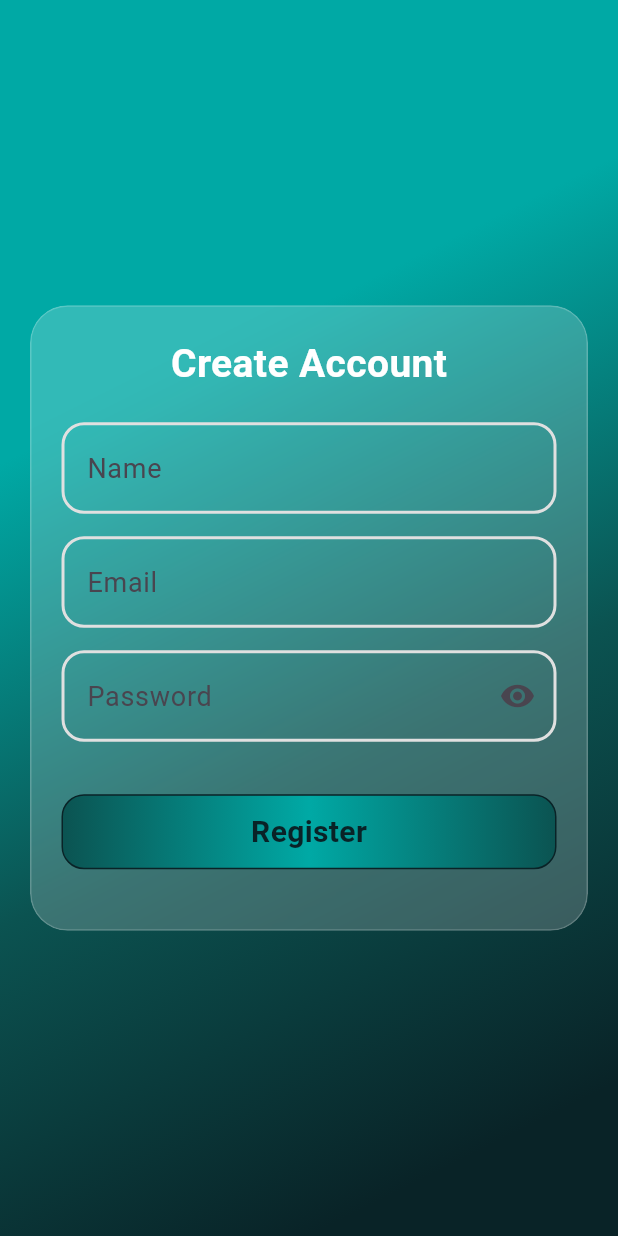
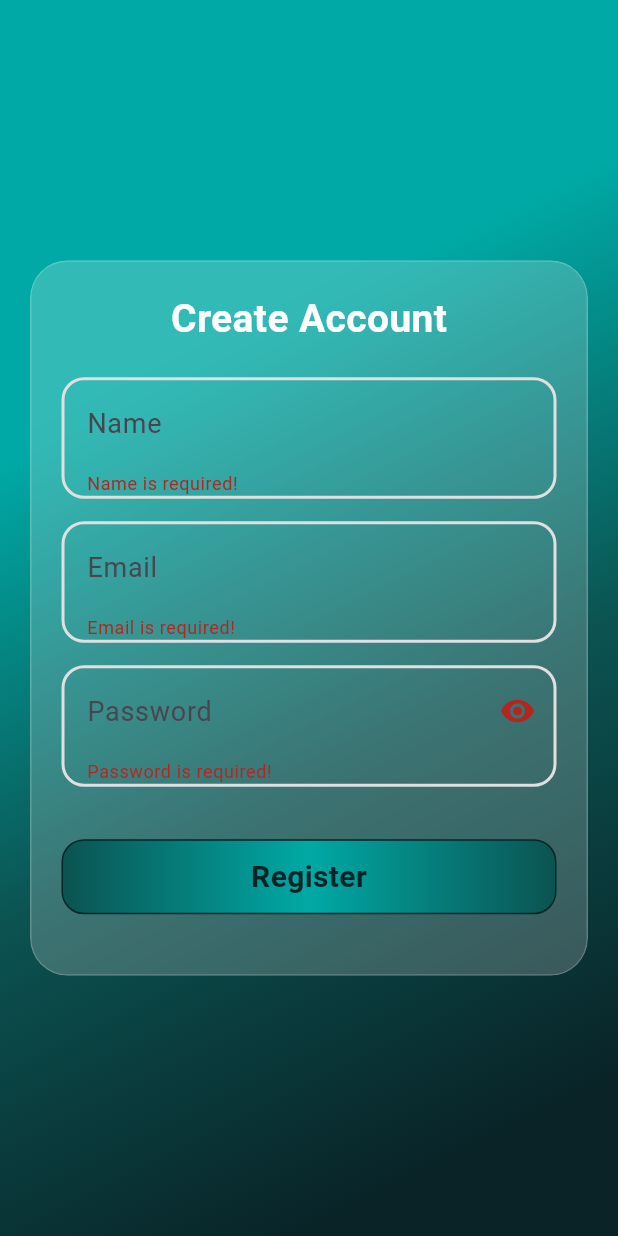
Before and after one commit to sokeb/simple_registration_app, a Flutter app: the screen it shows after launch, after a tap on "Register", on a phone screen of 412 x 824 dp. Run offline on Flutter 3.47's test engine with Material 3 defaults, Android fonts, the phone set to English and light mode, and no system bars; our stand-ins replace animate_do, bloc, equatable, flutter_bloc; generated files the repository leaves out were written again.

Commit message:
chore: implement bloC

```diff
--- a/lib/app/view/app.dart
+++ b/lib/app/view/app.dart
@@ -16,7 +16,7 @@ class App extends StatelessWidget {
       ),
       localizationsDelegates: AppLocalizations.localizationsDelegates,
       supportedLocales: AppLocalizations.supportedLocales,
-      home: RegistrationView(),
+      home: const RegistrationPage(),
     );
   }
 }
--- /dev/null
+++ b/lib/features/auth/data/models/user_model.dart
@@ -0,0 +1,36 @@
+import 'package:equatable/equatable.dart';
+
+class UserModel extends Equatable {
+  const UserModel({
+    required this.name,
+    required this.email,
+    required this.password,
+  });
+
+  final String name;
+  final String email;
+  final String password;
+
+  Map<String, dynamic> toJson() {
+    return {
+      'name': name,
+      'email': email,
+      'password': password,
+    };
+  }
+
+  @override
+  List<Object> get props => [name, email, password];
+
+  UserModel copyWith({
+    String? name,
+    String? email,
+    String? password,
+  }) {
+    return UserModel(
+      name: name ?? this.name,
+      email: email ?? this.email,
+      password: password ?? this.password,
+    );
+  }
+}
--- /dev/null
+++ b/lib/features/auth/presentation/registration/bloc/registration_bloc.dart
@@ -0,0 +1,24 @@
+import 'package:bloc/bloc.dart';
+import 'package:equatable/equatable.dart';
+
+part 'registration_event.dart';
+part 'registration_state.dart';
+
+class RegistrationBloc extends Bloc<RegistrationEvent, RegistrationState> {
+  RegistrationBloc() : super(const RegistrationState()) {
+    on<OnRegistration>(_onContinuePressed);
+  }
+
+  Future<void> _onContinuePressed(
+      OnRegistration event,
+      Emitter<RegistrationState> emit,
+      ) async {
+    emit(
+      state.copyWith(
+        status: .loading,
+        statusMsg: '',
+      ),
+    );
+    print(['name ==> ${event.name}', 'email ==> ${event.email}', 'password ==> ${event.password}']);
+  }
+}
--- /dev/null
+++ b/lib/features/auth/presentation/registration/bloc/registration_event.dart
@@ -0,0 +1,31 @@
+part of 'registration_bloc.dart';
+
+sealed class RegistrationEvent extends Equatable {
+  const RegistrationEvent();
+
+  @override
+  List<Object> get props => [];
+}
+
+final class OnRegistration extends RegistrationEvent {
+  const OnRegistration({
+    required this.name,
+    required this.email,
+    required this.password,
+  });
+
+  final String name;
+  final String email;
+  final String password;
+
+  @override
+  List<Object> get props => [name, email, password];
+
+}
+
+
+final class RegisterError extends RegistrationEvent {
+  const RegisterError(this.message);
+
+  final String message;
+}
--- /dev/null
+++ b/lib/features/auth/presentation/registration/bloc/registration_state.dart
@@ -0,0 +1,28 @@
+part of 'registration_bloc.dart';
+
+enum RegistrationStatus { initial, loading, success, failure }
+
+final class RegistrationState extends Equatable {
+  const RegistrationState({
+    this.status = RegistrationStatus.loading,
+    this.statusMsg = '',
+  });
+
+  final RegistrationStatus status;
+  final String statusMsg;
+
+  RegistrationState copyWith({
+    RegistrationStatus? status,
+
+    String? statusMsg,
+  }) {
+    return RegistrationState(
+      status: status ?? this.status,
+
+      statusMsg: statusMsg ?? this.statusMsg,
+    );
+  }
+
+  @override
+  List<Object> get props => [status, statusMsg];
+}
--- a/lib/features/auth/presentation/registration/registration.dart
+++ b/lib/features/auth/presentation/registration/registration.dart
@@ -1,2 +1,4 @@
 //GENERATED BARREL FILE
+export './bloc/registration_bloc.dart';
+export './view/registration_page.dart';
 export './view/registration_view.dart';
--- /dev/null
+++ b/lib/features/auth/presentation/registration/view/registration_page.dart
@@ -0,0 +1,15 @@
+import 'package:flutter/material.dart';
+import 'package:flutter_bloc/flutter_bloc.dart';
+import 'package:simple_registration_app/features/auth/presentation/registration/registration.dart';
+
+class RegistrationPage extends StatelessWidget {
+  const RegistrationPage({super.key});
+
+  @override
+  Widget build(BuildContext context) {
+    return BlocProvider(
+      create: (context) => RegistrationBloc(),
+      child: const RegistrationView(),
+    );
+  }
+}
--- a/lib/features/auth/presentation/registration/view/registration_view.dart
+++ b/lib/features/auth/presentation/registration/view/registration_view.dart
@@ -1,16 +1,36 @@
 import 'package:animate_do/animate_do.dart';
 import 'package:flutter/material.dart';
+import 'package:flutter_bloc/flutter_bloc.dart';
+import 'package:simple_registration_app/features/auth/presentation/registration/registration.dart';
 import 'package:simple_registration_app/features/auth/widgets/widgets.dart';
 
-class RegistrationView extends StatelessWidget {
-  RegistrationView({super.key});
+class RegistrationView extends StatefulWidget {
+  const RegistrationView({super.key});
 
-  final nameController = TextEditingController();
-  final emailController = TextEditingController();
-  final passController = TextEditingController();
+  @override
+  State<RegistrationView> createState() => _RegistrationViewState();
+}
+
+class _RegistrationViewState extends State<RegistrationView>
+    with PartyValidator {
+  final TextEditingController _nameController = TextEditingController();
+
+  final TextEditingController _emailController = TextEditingController();
+
+  final TextEditingController _passController = TextEditingController();
+  final _formKey = GlobalKey<FormState>();
+
+  @override
+  void dispose() {
+    super.dispose();
+    _nameController.dispose();
+    _emailController.dispose();
+    _passController.dispose();
+  }
 
   @override
   Widget build(BuildContext context) {
+    final bloc = context.read<RegistrationBloc>;
     return Scaffold(
       body: Background(
         child: Center(
@@ -19,6 +39,8 @@ class RegistrationView extends StatelessWidget {
               child: Padding(
                 padding: const EdgeInsets.all(20),
                 child: GlassCard(
+                  child: Form(
+                    key: _formKey,
                     child: Column(
                       mainAxisSize: MainAxisSize.min,
                       children: [
@@ -37,15 +59,18 @@ class RegistrationView extends StatelessWidget {
 
                         AnimatedTextField(
                           hint: 'Name',
-                        controller: nameController,
+                          validator: validateName,
+                          controller: _nameController,
                         ),
                         AnimatedTextField(
                           hint: 'Email',
-                        controller: emailController,
+                          validator: validateEmail,
+                          controller: _emailController,
                         ),
                         AnimatedTextField(
                           hint: 'Password',
-                        controller: passController,
+                          validator: validatePassword,
+                          controller: _passController,
                           isPassword: true,
                         ),
 
@@ -53,14 +78,29 @@ class RegistrationView extends StatelessWidget {
 
                         InkWell(
                           onTap: () {
-                          // call bloc here
+                            if (_formKey.currentState!.validate()) {
+                              ScaffoldMessenger.of(context).showSnackBar(
+                                const SnackBar(
+                                  content: Text('Processing Data'),
+                                ),
+                              );
+                              bloc().add(
+                                OnRegistration(
+                                  name: _nameController.text,
+                                  email: _emailController.text,
+                                  password: _passController.text,
+                                ),
+                              );
+                            }
                           },
                           child: AnimatedContainer(
                             duration: const Duration(milliseconds: 300),
                             height: 50,
                             width: double.infinity,
                             decoration: BoxDecoration(
-                            border: Border.all(color: const Color(0xFF092327)),
+                              border: Border.all(
+                                color: const Color(0xFF092327),
+                              ),
                               borderRadius: BorderRadius.circular(15),
                               gradient: const LinearGradient(
                                 colors: [
@@ -92,6 +132,7 @@ class RegistrationView extends StatelessWidget {
             ),
           ),
         ),
+      ),
     );
   }
 }
--- a/lib/features/auth/widgets/animated_textfield.dart
+++ b/lib/features/auth/widgets/animated_textfield.dart
@@ -6,11 +6,13 @@ class AnimatedTextField extends StatefulWidget {
     required this.controller,
     super.key,
     this.isPassword = false,
+    this.validator,
   });
 
   final String hint;
   final TextEditingController controller;
   final bool isPassword;
+  final String? Function(String?)? validator;
 
   @override
   State<AnimatedTextField> createState() => _AnimatedTextFieldState();
@@ -36,8 +38,10 @@ class _AnimatedTextFieldState extends State<AnimatedTextField> {
             width: 2,
           ),
         ),
-        child: TextField(
+        child: TextFormField(
+          autovalidateMode: AutovalidateMode.onUserInteraction,
           controller: widget.controller,
+          validator: widget.validator,
           obscureText: widget.isPassword && obscure,
           style: const TextStyle(color: Colors.white, fontSize: 18),
           decoration: InputDecoration(
--- /dev/null
+++ b/lib/features/auth/widgets/validators.dart
@@ -0,0 +1,34 @@
+
+mixin PartyValidator {
+  String? validateName(String? value) {
+    if (value != null && value.trim().isEmpty) return 'Name is required!';
+    return null;
+  }
+
+  String? validateEmail(String? value) {
+    if (value == null || value.trim().isEmpty) {
+      return 'Email is required!';
+    }
+
+    // Regular expression for email validation
+    final emailRegex = RegExp(r'^[\w-\.]+@([\w-]+\.)+[\w-]{2,4}$');
+
+    if (!emailRegex.hasMatch(value)) {
+      return 'Please enter a valid email address';
+    }
+
+    return null;
+  }
+
+  String? validatePassword(String? value) {
+    if (value == null || value.isEmpty) {
+      return 'Password is required!';
+    }
+
+    if (value.length < 6) {
+      return 'Password must be at least 6 characters long';
+    }
+
+    return null;
+  }
+}
--- a/lib/features/auth/widgets/widgets.dart
+++ b/lib/features/auth/widgets/widgets.dart
@@ -2,3 +2,4 @@
 export 'animated_textfield.dart';
 export 'background.dart';
 export 'glass_card.dart';
+export 'validators.dart';
--- a/pubspec.yaml
+++ b/pubspec.yaml
@@ -9,13 +9,13 @@ environment:
 
 dependencies:
   bloc: ^9.2.0
+  equatable: ^2.0.8
   flutter:
     sdk: flutter
   flutter_bloc: ^9.1.1
+  http: ^1.6.0
   intl: ^0.20.2
-  http: ^1.6.0
   animate_do: ^4.2.0
-  lottie: ^3.3.2
   flutter_localizations:
     sdk: flutter
 
```
Also changed, not shown: pubspec.lock, 2 other files. Lines whose indentation alone changed are shown as unchanged.
